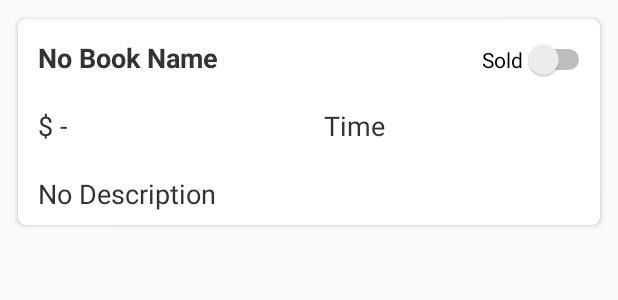
After one commit to lamsiuwai1992/EzBook, an Android app: the layout recyclerview_items.xml on its own in the app's theme, with its tools: preview values and no code run, on a phone screen of 412 x 824 dp. The commit adds this screen. Shown: the top 300 px of the screen. Run offline under Robolectric (Android 15) with nearby library versions, the phone set to English and light mode, and no system bars.

Commit message:
Change LinearLayout to CardView for the RecyclerView Items Add a switch to indicate if the book is sold or not. If the book is sold, the item will be in grey color.

```diff
--- a/app/src/main/java/com/ezbook/lamsiuwai/ezbook/MyBookListingRecycleViewAdapter.java
+++ b/app/src/main/java/com/ezbook/lamsiuwai/ezbook/MyBookListingRecycleViewAdapter.java
@@ -1,10 +1,21 @@
 package com.ezbook.lamsiuwai.ezbook;
+import android.app.AlertDialog;
 import android.content.Context;
+import android.content.DialogInterface;
+import android.graphics.Color;
+import android.support.v7.widget.CardView;
 import android.support.v7.widget.RecyclerView;
 import android.view.LayoutInflater;
 import android.view.View;
 import android.view.ViewGroup;
+import android.widget.CompoundButton;
+import android.widget.ImageView;
+import android.widget.Switch;
 import android.widget.TextView;
+
+import com.google.firebase.database.DatabaseReference;
+import com.google.firebase.database.FirebaseDatabase;
+
 import java.util.List;
 
 
@@ -16,11 +27,10 @@ public class MyBookListingRecycleViewAdapter extends RecyclerView.Adapter<MyBook
 
     View view1;
     MyBookListingRecycleViewAdapter.ViewHolder viewHolder1;
-    TextView Booktitle;
-
 
     private Context context;
     private List<BookObject> bookList;
+    DatabaseReference databaseReference_book;
 
     public MyBookListingRecycleViewAdapter(Context context, List<BookObject> bookList){
         this.context = context;
@@ -34,6 +44,9 @@ public class MyBookListingRecycleViewAdapter extends RecyclerView.Adapter<MyBook
         public TextView BookTime;
         public TextView BookPrice;
         public TextView BookDescription;
+        public Switch BookStatus;
+        public ImageView BookImage;
+        public CardView RecycleBookList;
 
         public ViewHolder(View v){
             super(v);
@@ -41,6 +54,8 @@ public class MyBookListingRecycleViewAdapter extends RecyclerView.Adapter<MyBook
             BookTime = (TextView)v.findViewById(R.id.bookTime);
             BookPrice = (TextView)v.findViewById(R.id.bookPrice);
             BookDescription = (TextView)v.findViewById(R.id.bookDesc);
+            BookStatus = (Switch) v.findViewById(R.id.bookStatus);
+            RecycleBookList = (CardView)v.findViewById(R.id.booklistCard);
         }
     }
 
@@ -52,11 +67,33 @@ public class MyBookListingRecycleViewAdapter extends RecyclerView.Adapter<MyBook
     }
 
     @Override
-    public void onBindViewHolder(MyBookListingRecycleViewAdapter.ViewHolder holder, int position){
+    public void onBindViewHolder(final MyBookListingRecycleViewAdapter.ViewHolder holder, final int position){
+        List<AddPostImage> bookImages = bookList.get(position).getImages();
+        if (!bookList.get(position).getState().equals("Available")){
+            holder.RecycleBookList.setBackgroundColor(Color.parseColor("#E6E6E6"));
+            holder.BookStatus.setChecked(true);
+        }
+
         holder.BookTitle.setText(bookList.get(position).getBookName());
         holder.BookTime.setText(bookList.get(position).getCreateTime());
         holder.BookDescription.setText(bookList.get(position).getBookDescrpition());
         holder.BookPrice.setText("$"+ String.valueOf(bookList.get(position).getPrice()));
+
+        holder.BookStatus.setOnCheckedChangeListener(new CompoundButton.OnCheckedChangeListener() {
+            @Override
+            public void onCheckedChanged(CompoundButton compoundButton, boolean isChecked) {
+                databaseReference_book = FirebaseDatabase.getInstance().getReference("BookUpload").child(bookList.get(position).getBookId());
+                if (isChecked){
+                    holder.RecycleBookList.setBackgroundColor(Color.parseColor("#E6E6E6"));
+                    bookList.get(position).setState("Sold");
+                    databaseReference_book.child("state").setValue("Sold");
+                }
+                else {
+                    holder.RecycleBookList.setBackgroundColor(Color.parseColor("#FFFFFF"));
+                    databaseReference_book.child("state").setValue("Available");
+                }
+            }
+        });
     }
 
     @Override
--- /dev/null
+++ b/app/src/main/res/layout/recyclerview_items.xml
@@ -0,0 +1,117 @@
+<?xml version="1.0" encoding="utf-8"?>
+<LinearLayout xmlns:android="http://schemas.android.com/apk/res/android"
+    xmlns:app="http://schemas.android.com/apk/res-auto"
+    android:id="@+id/recycleBookList"
+    android:layout_width="match_parent"
+    android:layout_height="wrap_content"
+    android:orientation="vertical"
+    >
+
+    <android.support.v7.widget.CardView
+        xmlns:card_view="http://schemas.android.com/apk/res-auto"
+        android:layout_width="match_parent"
+        android:layout_height="wrap_content"
+        android:id="@+id/booklistCard"
+        android:layout_margin="8dp"
+        app:cardBackgroundColor="@color/white"
+        app:cardCornerRadius="5dp"
+        app:contentPadding="3dp"
+        card_view:cardElevation="2dp"
+        card_view:cardUseCompatPadding="true">
+
+        <LinearLayout
+            android:layout_width="match_parent"
+            android:layout_height="match_parent"
+            android:orientation="vertical">
+
+            <LinearLayout
+                android:layout_width="match_parent"
+                android:layout_height="match_parent"
+                android:layout_weight="1"
+                android:orientation="horizontal">
+
+                <TextView
+                    android:id="@+id/bookTitle"
+                    android:layout_width="214dp"
+                    android:layout_height="40dp"
+                    android:layout_below="@+id/ViewPagesImages"
+                    android:gravity="left"
+                    android:maxLines="1"
+                    android:paddingBottom="5dp"
+                    android:paddingLeft="10dp"
+                    android:paddingTop="10dp"
+                    android:text="No Book Name"
+                    android:textAppearance="?android:attr/textAppearanceMedium"
+                    android:textColor="@color/bookListing"
+                    android:textStyle="bold"
+                    android:layout_weight="4.43" />
+
+                <Switch
+                    android:id="@+id/bookStatus"
+                    android:layout_width="wrap_content"
+                    android:layout_height="wrap_content"
+                    android:text="Sold"/>
+
+            </LinearLayout>
+
+            <LinearLayout
+                android:layout_width="match_parent"
+                android:layout_height="match_parent"
+                android:layout_weight="1"
+                android:orientation="horizontal">
+
+                <TextView
+                    android:id="@+id/bookPrice"
+                    android:layout_width="0dp"
+                    android:layout_height="wrap_content"
+                    android:layout_weight="5"
+                    android:gravity="left"
+                    android:maxLines="1"
+                    android:paddingBottom="5dp"
+                    android:paddingTop="5dp"
+                    android:layout_margin="10dp"
+                    android:text="$ -"
+                    android:textAppearance="?android:attr/textAppearanceMedium"
+                    android:textColor="@color/bookListing" />
+
+                <TextView
+                    android:id="@+id/bookTime"
+                    android:layout_width="0dp"
+                    android:layout_height="wrap_content"
+                    android:layout_weight="5"
+                    android:maxLines="1"
+                    android:layout_margin="10dp"
+                    android:paddingBottom="5dp"
+                    android:paddingTop="5dp"
+                    android:layout_marginRight="5dp"
+                    android:text="Time"
+                    android:textAppearance="?android:attr/textAppearanceMedium"
+                    android:textColor="@color/bookListing" />
+
+            </LinearLayout>
+            <LinearLayout
+                android:layout_width="match_parent"
+                android:layout_height="match_parent"
+                android:layout_weight="5"
+                android:orientation="horizontal">
+
+                <TextView
+                    android:id="@+id/bookDesc"
+                    android:layout_width="match_parent"
+                    android:layout_height="wrap_content"
+                    android:layout_marginLeft="10dp"
+                    android:layout_weight="5"
+                    android:gravity="left"
+                    android:paddingBottom="5dp"
+                    android:paddingTop="5dp"
+                    android:text="No Description"
+                    android:textAppearance="?android:attr/textAppearanceMedium"
+                    android:textColor="@color/bookListing" />
+            </LinearLayout>
+
+        </LinearLayout>
+
+    </android.support.v7.widget.CardView>
+
+
+</LinearLayout>
```
